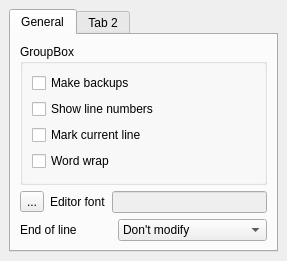
Old version of the form tools/qmdilib/demos/plugin-demo/plugins/editor/editor_cfg.ui in the repository smokris/qtedit4.
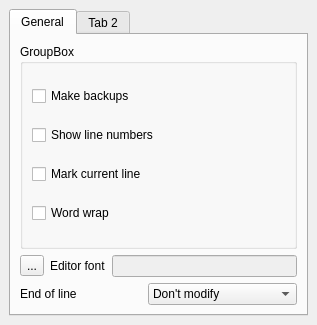
New version of the form.

The edit to the form file:
```diff
--- a/tools/qmdilib/demos/plugin-demo/plugins/editor/editor_cfg.ui
+++ b/tools/qmdilib/demos/plugin-demo/plugins/editor/editor_cfg.ui
@@ -8,8 +8,8 @@
    <rect>
     <x>0</x>
     <y>0</y>
-    <width>287</width>
-    <height>245</height>
+    <width>317</width>
+    <height>325</height>
    </rect>
   </property>
   <property name="windowTitle" >
@@ -167,6 +167,7 @@
    </item>
   </layout>
  </widget>
+ <layoutdefault spacing="0" margin="0" />
  <pixmapfunction></pixmapfunction>
  <resources/>
  <connections/>
```
Left out of the diff: 14 changed lines with no effect on the pictures.
